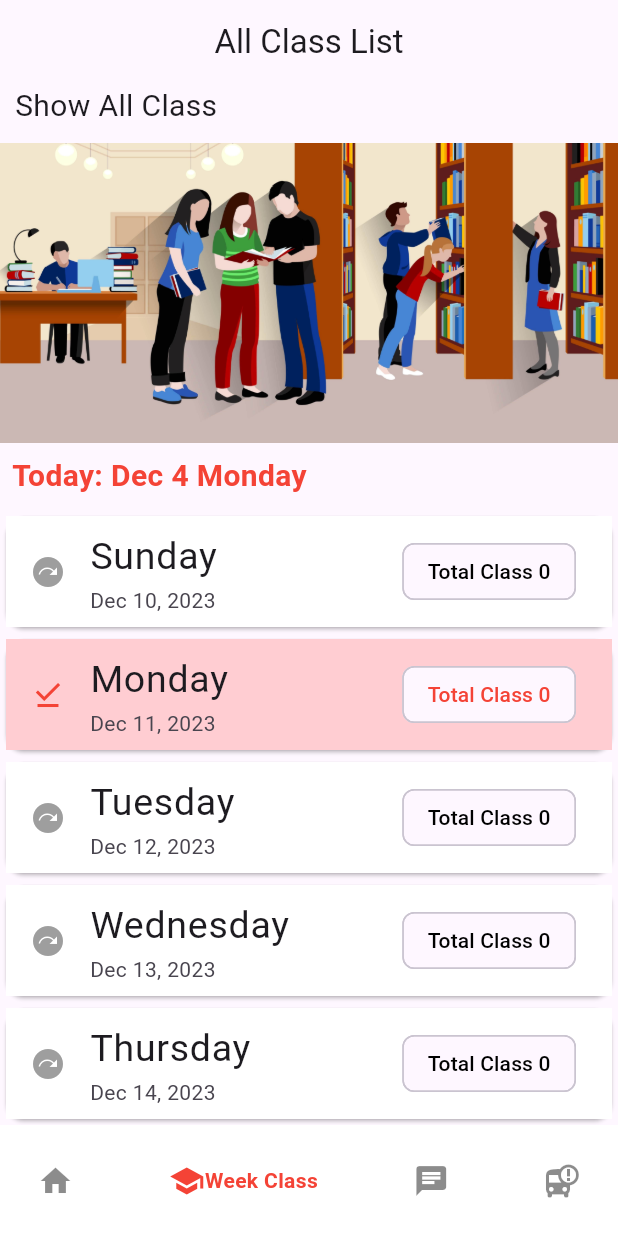
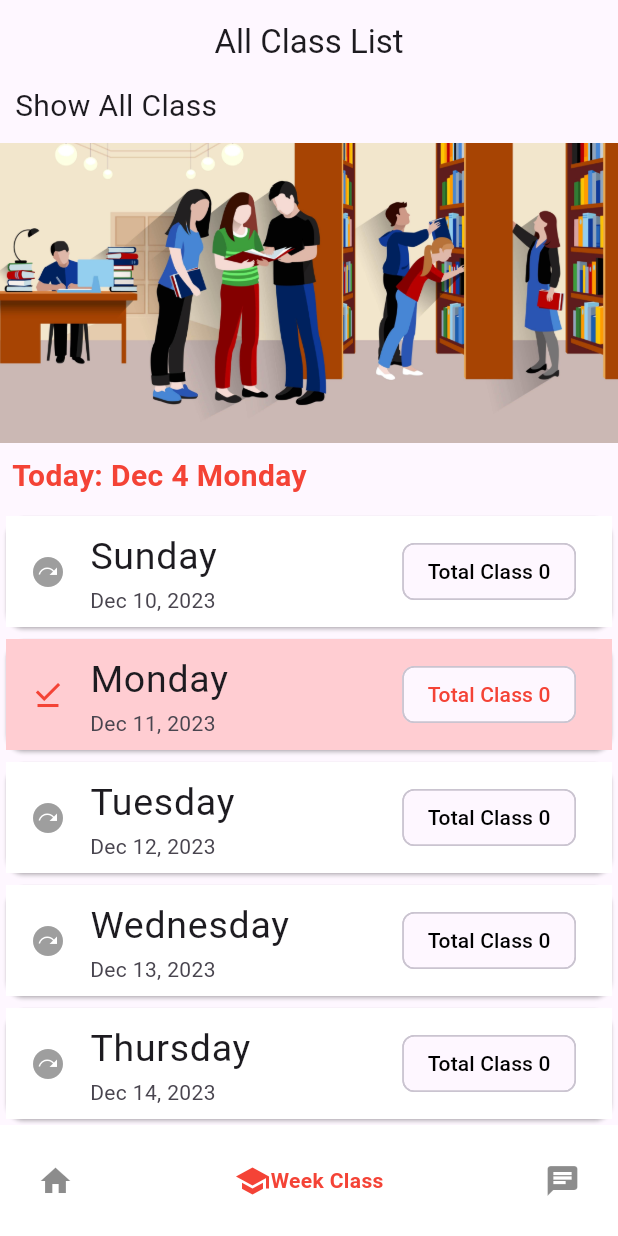
Before and after one commit to hydrationnirob/Project_phonix_admin, a Flutter app: the screen it shows after launch, item 2 of the bottom bar chosen, on a phone screen of 412 x 824 dp. Run offline on Flutter 3.47's test engine with Material 2 defaults, Android fonts, the light colour scheme and no system bars; drawn by our look-alikes of google_nav_bar; our stand-ins replace cloud_firestore, firebase_core, font_awesome_flutter, get, getwidget, lottie; accounts and stored records are empty.

Commit message:
Some Modification

```diff
--- a/lib/Scaren/NavBar.dart
+++ b/lib/Scaren/NavBar.dart
@@ -80,10 +80,7 @@ class _NavButtonState extends State<NavButton> {
               icon: Icons.chat,
               text: "Notice",
             ),
-            GButton(
-              icon: Icons.bus_alert,
-              text: "Bus Schedule",
-            ),
+
 
           ],
         ),
```
Also changed, not shown: 1 other file.
